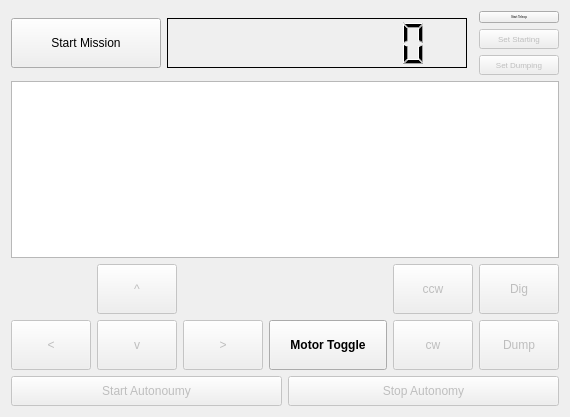
Old version of the form src/tfr_mission_control/src/tfr_mission_control/mission_control.ui in the repository TrickfireRobotics/NasaRmc2018.
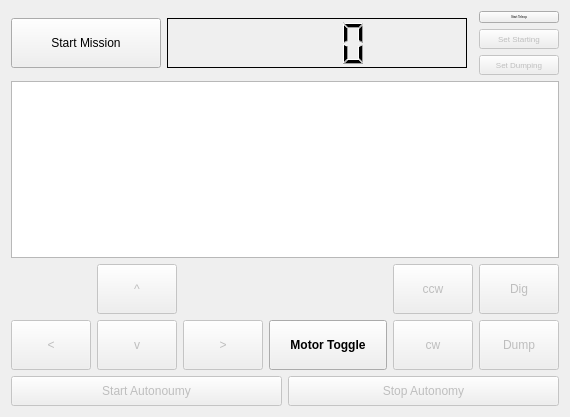
New version of the form.

Diff of the .ui file:
```diff
--- a/src/tfr_mission_control/src/tfr_mission_control/mission_control.ui
+++ b/src/tfr_mission_control/src/tfr_mission_control/mission_control.ui
@@ -66,10 +66,10 @@
         <enum>QFrame::Plain</enum>
        </property>
        <property name="smallDecimalPoint">
-        <bool>true</bool>
+        <bool>false</bool>
        </property>
        <property name="digitCount">
-        <number>8</number>
+        <number>4</number>
        </property>
        <property name="segmentStyle">
         <enum>QLCDNumber::Filled</enum>
```
Left out of the diff: 3 changed lines with no effect on the pictures.
